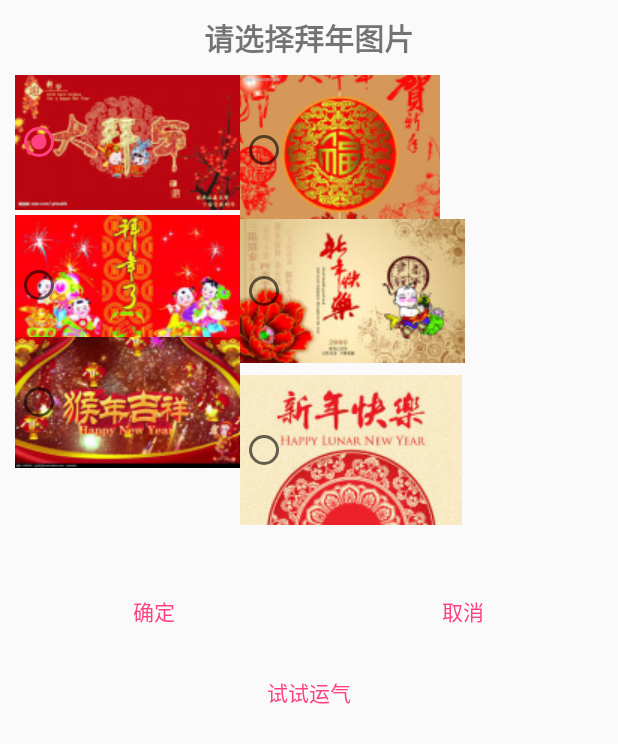
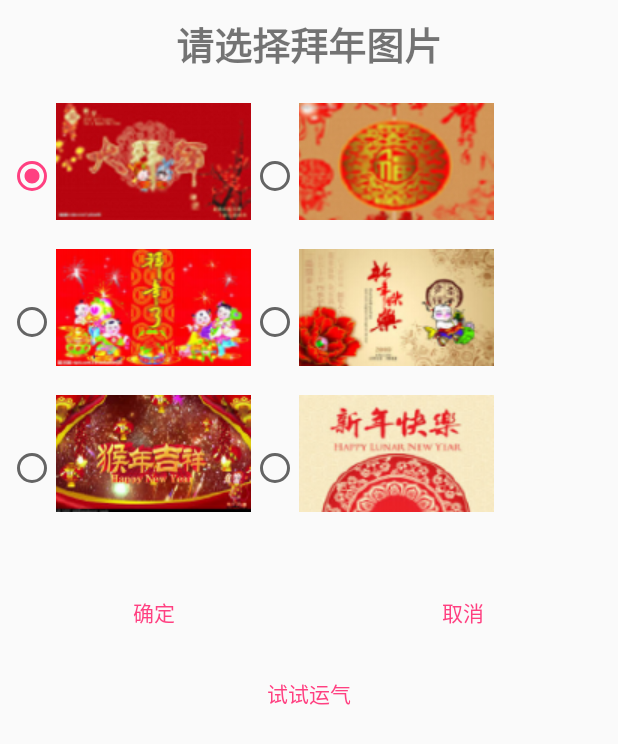
Before and after one commit to runyan/NewYear, an Android app: the PicSelectActivity screen opened directly, with no data from a screen before it, on a phone screen of 412 x 824 dp. Shown: the top 744 px of the screen. Run offline under Robolectric (Android 15) with nearby library versions, the phone set to English and light mode, and no system bars; Roboto replaces fonts that are not available here.

Commit message:
optimize default pictures' size

```diff
--- a/app/src/main/res/layout/activity_pic_select.xml
+++ b/app/src/main/res/layout/activity_pic_select.xml
@@ -21,7 +21,7 @@
                 android:layout_centerHorizontal="true"
                 android:layout_marginTop="10dp"
                 android:text="@string/select_picture"
-                android:textSize="20sp"
+                android:textSize="25sp"
                 android:textStyle="bold" />
 
             <com.imooc.run.newyear.FlowRadioGroup
@@ -29,17 +29,19 @@
                 android:layout_width="match_parent"
                 android:layout_height="wrap_content"
                 android:layout_below="@+id/select_picture"
-                android:layout_marginLeft="10dp"
-                android:layout_marginStart="10dp"
-                android:layout_marginTop="10dp">
+                android:layout_marginLeft="5dp"
+                android:layout_marginStart="5dp"
+                android:layout_marginTop="20dp">
 
                 <RadioButton
                     android:id="@+id/pic1"
                     android:layout_width="wrap_content"
                     android:layout_height="wrap_content"
                     android:layout_marginTop="10dp"
-                    android:background="@drawable/pic1"
-                    android:checked="true" />
+					android:layout_marginLeft="10dp"
+                    android:layout_marginStart="10dp"
+                    android:checked="true"
+                    android:drawableTop="@drawable/pic1" />
 
                 <RadioButton
                     android:id="@+id/pic2"
@@ -48,7 +50,7 @@
                     android:layout_marginLeft="10dp"
                     android:layout_marginStart="10dp"
                     android:layout_marginTop="10dp"
-                    android:background="@drawable/pic2" />
+                    android:drawableTop="@drawable/pic2" />
 
                 <RadioButton
                     android:id="@+id/pic3"
@@ -57,7 +59,7 @@
                     android:layout_marginLeft="10dp"
                     android:layout_marginStart="10dp"
                     android:layout_marginTop="10dp"
-                    android:background="@drawable/pic3" />
+                    android:drawableTop="@drawable/pic3" />
 
                 <RadioButton
                     android:id="@+id/pic4"
@@ -66,7 +68,7 @@
                     android:layout_marginLeft="10dp"
                     android:layout_marginStart="10dp"
                     android:layout_marginTop="10dp"
-                    android:background="@drawable/pic4" />
+                    android:drawableTop="@drawable/pic4" />
 
                 <RadioButton
                     android:id="@+id/pic5"
@@ -75,7 +77,7 @@
                     android:layout_marginLeft="10dp"
                     android:layout_marginStart="10dp"
                     android:layout_marginTop="10dp"
-                    android:background="@drawable/pic5" />
+                    android:drawableTop="@drawable/pic5" />
 
                 <RadioButton
                     android:id="@+id/pic6"
@@ -84,10 +86,9 @@
                     android:layout_marginLeft="10dp"
                     android:layout_marginStart="10dp"
                     android:layout_marginTop="10dp"
-                    android:background="@drawable/pic6" />
+                    android:drawableTop="@drawable/pic6" />
 
             </com.imooc.run.newyear.FlowRadioGroup>
-
 
             <LinearLayout
                 android:id="@+id/buttons"
@@ -95,7 +96,7 @@
                 android:layout_width="match_parent"
                 android:layout_height="wrap_content"
                 android:layout_below="@+id/pics"
-                android:layout_marginTop="15dp">
+                android:layout_marginTop="5dp">
 
                 <Button
                     android:id="@+id/confirm"
```
Also changed, not shown: app/src/main/res/drawable/pic1.png, app/src/main/res/drawable/pic2.png, app/src/main/res/drawable/pic3.png, app/src/main/res/drawable/pic4.png, app/src/main/res/drawable/pic5.png, app/src/main/res/drawable/pic6.png, 1 other file.
